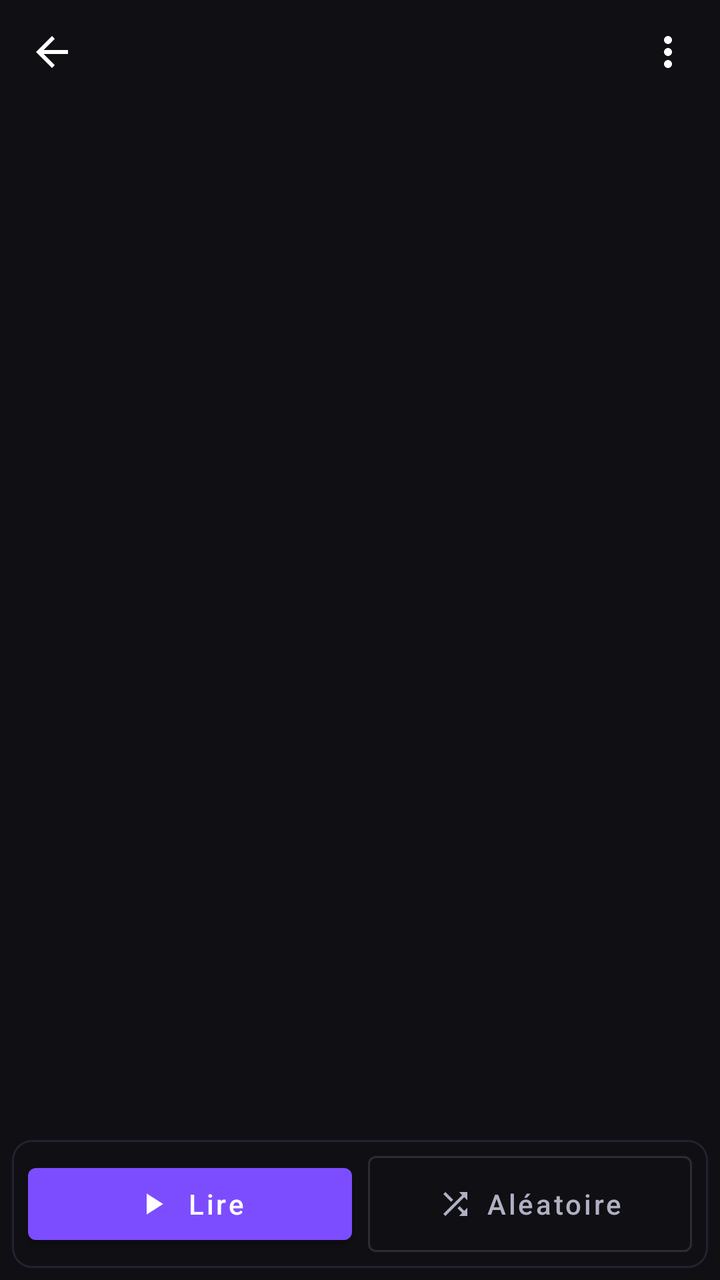
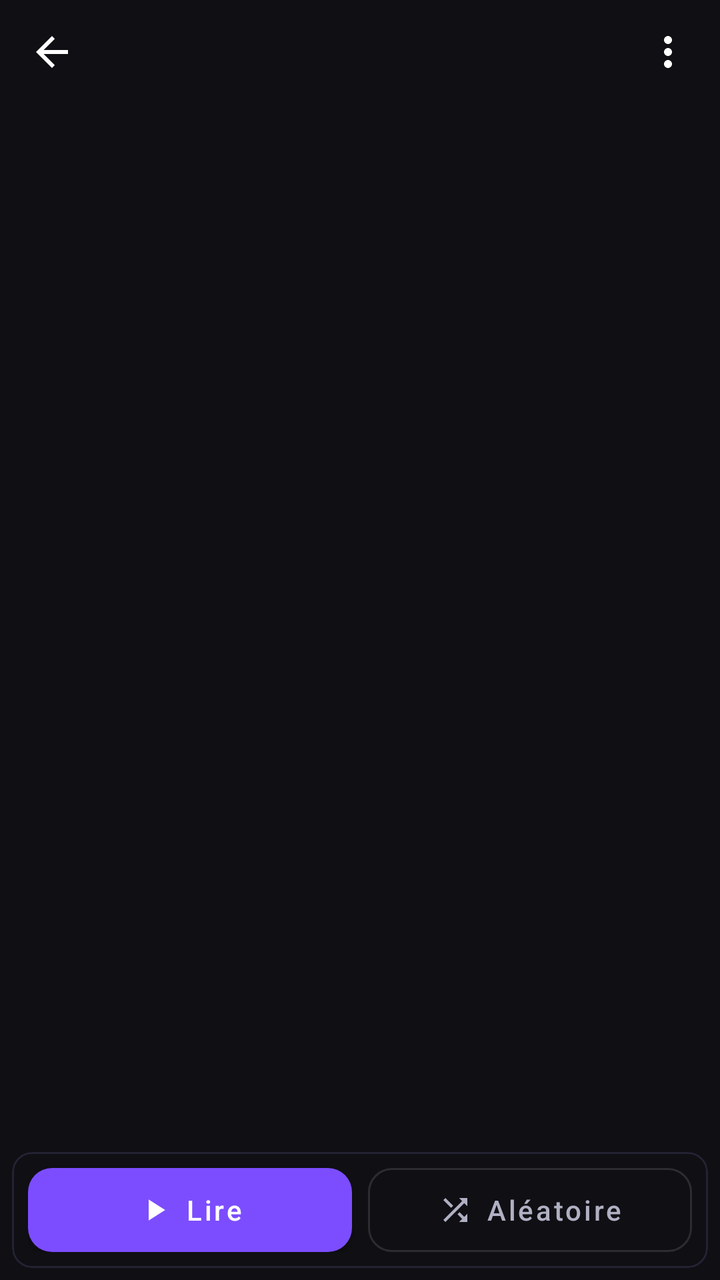

The first picture is an Android layout as it rendered before a commit; the second is the same layout after the commit. The layout source and the unified diff follow.
<!-- AndroidManifest.xml: application theme Theme.Melodie -->
<!-- res/layout/fragment_playlist_detail.xml -->
<?xml version="1.0" encoding="utf-8"?>
<LinearLayout xmlns:android="http://schemas.android.com/apk/res/android"
    xmlns:app="http://schemas.android.com/apk/res-auto"
    android:layout_width="match_parent"
    android:layout_height="match_parent"
    android:orientation="vertical"
    android:background="@color/bg_dark">

    
    <LinearLayout
        android:layout_width="match_parent"
        android:layout_height="wrap_content"
        android:gravity="center_vertical"
        android:orientation="horizontal"
        android:padding="6dp">

        <ImageButton
            android:id="@+id/btn_back"
            android:layout_width="40dp"
            android:layout_height="40dp"
            android:background="?attr/selectableItemBackgroundBorderless"
            android:contentDescription="@string/player_back"
            android:src="@drawable/ic_back" />

        <TextView
            android:id="@+id/title"
            android:layout_width="0dp"
            android:layout_height="wrap_content"
            android:layout_marginStart="16dp"
            android:layout_weight="1"
            android:ellipsize="end"
            android:maxLines="1"
            android:textColor="@color/text_primary"
            android:textSize="20sp"
            android:textStyle="bold" />

        <ImageButton
            android:id="@+id/btn_menu"
            android:layout_width="40dp"
            android:layout_height="40dp"
            android:background="?attr/selectableItemBackgroundBorderless"
            android:contentDescription="@string/song_more_actions"
            android:src="@drawable/ic_more_vert" />
    </LinearLayout>

    
    <TextView
        android:id="@+id/subtitle"
        android:layout_width="match_parent"
        android:layout_height="wrap_content"
        android:paddingStart="16dp"
        android:paddingEnd="16dp"
        android:paddingBottom="6dp"
        android:textColor="@color/text_secondary"
        android:textSize="13sp" />

    <TextView
        android:id="@+id/empty_text"
        android:layout_width="match_parent"
        android:layout_height="wrap_content"
        android:layout_marginTop="8dp"
        android:gravity="center"
        android:text="@string/playlist_empty_tracks"
        android:textColor="@color/text_secondary"
        android:textSize="14sp"
        android:visibility="gone" />

    <androidx.recyclerview.widget.RecyclerView
        android:id="@+id/recycler"
        android:layout_width="match_parent"
        android:layout_height="0dp"
        android:layout_weight="1" />

    
    <com.google.android.material.card.MaterialCardView
        android:layout_width="match_parent"
        android:layout_height="wrap_content"
        android:layout_marginStart="6dp"
        android:layout_marginTop="6dp"
        android:layout_marginEnd="6dp"
        android:layout_marginBottom="6dp"
        app:cardBackgroundColor="@color/bg_dark"
        app:cardCornerRadius="10dp"
        app:strokeColor="@color/surface_variant"
        app:strokeWidth="1dp"
        app:cardElevation="0dp">

        <LinearLayout
            android:layout_width="match_parent"
            android:layout_height="wrap_content"
            android:orientation="horizontal"
            android:padding="8dp">

            <com.google.android.material.button.MaterialButton
                android:id="@+id/btn_play"
                android:layout_width="0dp"
                android:layout_height="48dp"
                android:layout_weight="1"
                android:gravity="center"
                android:maxLines="1"
                android:text="@string/playlist_play"
                android:textAllCaps="false"
                android:textColor="@color/white"
                app:backgroundTint="@color/melodie_purple"
                app:icon="@drawable/ic_play"
                app:iconGravity="textStart"
                app:iconPadding="8dp"
                app:iconSize="18dp"
                app:iconTint="@color/white"
                style="@style/Widget.MaterialComponents.Button" />

            <com.google.android.material.button.MaterialButton
                android:id="@+id/btn_shuffle"
                android:layout_width="0dp"
                android:layout_height="48dp"
                android:layout_weight="1"
                android:layout_marginStart="8dp"
                android:ellipsize="end"
                android:insetTop="0dp"
                android:insetBottom="0dp"
                android:maxLines="1"
                android:minWidth="0dp"
                android:text="@string/playlist_shuffle"
                android:textAllCaps="false"
                android:textColor="@color/text_secondary"
                app:icon="@drawable/ic_shuffle"
                app:iconGravity="textStart"
                app:iconPadding="6dp"
                app:iconSize="18dp"
                app:iconTint="@color/text_secondary"
                style="@style/Widget.MaterialComponents.Button.OutlinedButton" />
        </LinearLayout>
    </com.google.android.material.card.MaterialCardView>

</LinearLayout>
<!-- resources referenced by this layout -->
<resources>
  <color name="bg_dark">#0F0F14</color>
  <color name="melodie_purple">#7C4DFF</color>
  <color name="surface_variant">#232333</color>
  <color name="text_primary">#FFFFFF</color>
  <color name="text_secondary">#B0B0C3</color>
  <color name="white">#FFFFFFFF</color>
  <!-- drawable ic_back (drawable) -->
  <vector xmlns:android="http://schemas.android.com/apk/res/android"
      android:width="24dp" android:height="24dp"
      android:viewportWidth="24" android:viewportHeight="24"
      android:tint="?attr/colorOnSurface">
      <path android:fillColor="@android:color/white" android:pathData="M20,11H7.83l5.59,-5.59L12,4l-8,8 8,8 1.41,-1.41L7.83,13H20v-2z" />
  </vector>
  <!-- drawable ic_more_vert (drawable) -->
  <vector xmlns:android="http://schemas.android.com/apk/res/android"
      android:width="24dp" android:height="24dp"
      android:viewportWidth="24" android:viewportHeight="24"
      android:tint="?attr/colorOnSurface">
      <path android:fillColor="@android:color/white" android:pathData="M12,8c1.1,0 2,-0.9 2,-2s-0.9,-2 -2,-2 -2,0.9 -2,2 0.9,2 2,2zM12,10c-1.1,0 -2,0.9 -2,2s0.9,2 2,2 2,-0.9 2,-2 -0.9,-2 -2,-2zM12,16c-1.1,0 -2,0.9 -2,2s0.9,2 2,2 2,-0.9 2,-2 -0.9,-2 -2,-2z" />
  </vector>
  <!-- drawable ic_play (drawable) -->
  <vector xmlns:android="http://schemas.android.com/apk/res/android"
      android:width="24dp" android:height="24dp"
      android:viewportWidth="24" android:viewportHeight="24"
      android:tint="?attr/colorOnSurface">
      <path android:fillColor="@android:color/white" android:pathData="M8,5v14l11,-7z" />
  </vector>
  <!-- drawable ic_shuffle (drawable) -->
  <vector xmlns:android="http://schemas.android.com/apk/res/android"
      android:width="24dp" android:height="24dp"
      android:viewportWidth="24" android:viewportHeight="24"
      android:tint="?attr/colorOnSurface">
      <path android:fillColor="@android:color/white" android:pathData="M10.59,9.17L5.41,4 4,5.41l5.17,5.17 1.42,-1.41zM14.5,4l2.04,2.04L4,18.59 5.41,20 17.96,7.46 20,9.5V4h-5.5zm0.33,9.41l-1.41,1.41 3.13,3.13L14.5,20H20v-5.5l-2.04,2.04 -3.13,-3.13z" />
  </vector>
  <string name="player_back">Retour</string>
  <string name="playlist_empty_tracks">Cette playlist est vide. Ajoute des morceaux depuis le menu d\'un titre.</string>
  <string name="playlist_play">Lire</string>
  <string name="playlist_shuffle">Aléatoire</string>
  <string name="song_more_actions">Actions du morceau</string>
  <style name="Theme.Melodie" parent="Theme.Material3.Dark.NoActionBar">
          <item name="colorPrimary">@color/melodie_purple</item>
          <item name="colorOnPrimary">@color/white</item>
          <item name="colorSecondary">@color/audio_cyan</item>
          <item name="colorOnSecondary">@color/black</item>
          <item name="colorTertiary">@color/energy_green</item>
          <item name="colorOnTertiary">@color/black</item>
  
          <item name="android:colorBackground">@color/bg_dark</item>
          <item name="colorSurface">@color/surface</item>
          <item name="colorSurfaceVariant">@color/surface_variant</item>
          <item name="colorOnBackground">@color/text_primary</item>
          <item name="colorOnSurface">@color/text_primary</item>
          <item name="colorOnSurfaceVariant">@color/text_secondary</item>
  
          <item name="android:statusBarColor">@color/bg_dark</item>
          <item name="android:navigationBarColor">@color/bg_dark</item>
          <item name="android:windowLightStatusBar">false</item>
      </style>
  <color name="audio_cyan">#00D4FF</color>
  <color name="black">#FF000000</color>
  <color name="energy_green">#00E5A8</color>
  <color name="surface">#1A1A22</color>
</resources>

<!-- the commit's change to res/layout/fragment_playlist_detail.xml (unified diff, before → after) -->
@@ -94,17 +94,23 @@
             <com.google.android.material.button.MaterialButton
                 android:id="@+id/btn_play"
                 android:layout_width="0dp"
-                android:layout_height="48dp"
+                android:layout_height="42dp"
                 android:layout_weight="1"
                 android:gravity="center"
                 android:maxLines="1"
+                android:minHeight="42dp"
+                android:paddingTop="0dp"
+                android:paddingBottom="0dp"
                 android:text="@string/playlist_play"
                 android:textAllCaps="false"
                 android:textColor="@color/white"
                 app:backgroundTint="@color/melodie_purple"
+                app:cornerRadius="12dp"
+                android:insetTop="0dp"
+                android:insetBottom="0dp"
                 app:icon="@drawable/ic_play"
                 app:iconGravity="textStart"
-                app:iconPadding="8dp"
+                app:iconPadding="6dp"
                 app:iconSize="18dp"
                 app:iconTint="@color/white"
                 style="@style/Widget.MaterialComponents.Button" />
@@ -112,14 +118,19 @@
             <com.google.android.material.button.MaterialButton
                 android:id="@+id/btn_shuffle"
                 android:layout_width="0dp"
-                android:layout_height="48dp"
+                android:layout_height="42dp"
                 android:layout_weight="1"
                 android:layout_marginStart="8dp"
                 android:ellipsize="end"
+                android:gravity="center"
+                android:maxLines="1"
+                android:minHeight="42dp"
+                android:minWidth="0dp"
+                android:paddingTop="0dp"
+                android:paddingBottom="0dp"
+                app:cornerRadius="12dp"
                 android:insetTop="0dp"
                 android:insetBottom="0dp"
-                android:maxLines="1"
-                android:minWidth="0dp"
                 android:text="@string/playlist_shuffle"
                 android:textAllCaps="false"
                 android:textColor="@color/text_secondary"
